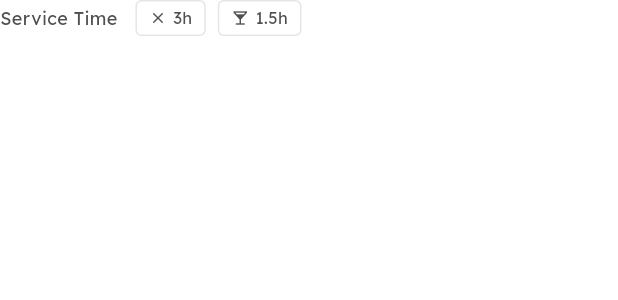
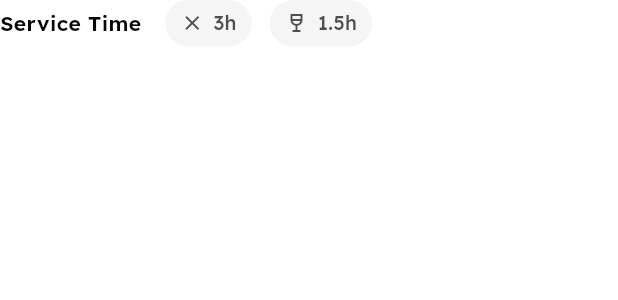
Before and after one commit to devesh-whiterapps/partywitty, a Flutter app: the CardServiceTime widget shown alone on an empty page, opened directly, on a phone screen of 412 x 824 dp. Shown: the top 300 px of the screen. Run offline on Flutter 3.47's test engine with Material 3 defaults, Android fonts, the phone set to English and light mode, and no system bars; our stand-ins replace equatable, flutter_bloc, flutter_dotenv, flutter_svg, google_fonts, image_picker; missing offline and left inert: gradient_txt, razorpay_flutter; network calls fail.

Commit message:
fix: table card button

```diff
--- a/lib/presentation/widgets/sections/card_venue_package_sections.dart
+++ b/lib/presentation/widgets/sections/card_venue_package_sections.dart
@@ -351,36 +351,36 @@ class CardServiceTime extends StatelessWidget {
         Text(
           label,
           style: GoogleFonts.lexend(
-            fontSize: 12,
-            fontWeight: FontWeight.w400,
-            color: const Color(0xff4F4F4F),
+            fontSize: 14,
+            fontWeight: FontWeight.w600,
+            color: const Color(0xff070707),
           ),
         ),
+        const SizedBox(width: 16),
+        _buildTimeChip(Icons.close, closeTime),
         const SizedBox(width: 12),
-        _buildTimeChip(Icons.close, closeTime),
-        const SizedBox(width: 8),
-        _buildTimeChip(Icons.local_bar, barTime),
+        _buildTimeChip(Icons.wine_bar_outlined, barTime),
       ],
     );
   }
 
   Widget _buildTimeChip(IconData icon, String time) {
     return Container(
-      padding: const EdgeInsets.symmetric(horizontal: 8, vertical: 3),
+      padding: const EdgeInsets.symmetric(horizontal: 10, vertical: 6),
       decoration: BoxDecoration(
-        border: Border.all(color: const Color(0xffE5E5E5)),
-        borderRadius: BorderRadius.circular(4),
+        color: const Color(0xFFF5F5F5),
+        borderRadius: BorderRadius.circular(20),
       ),
       child: Row(
         mainAxisSize: MainAxisSize.min,
         children: [
-          Icon(icon, size: 12, color: const Color(0xff4F4F4F)),
-          const SizedBox(width: 4),
+          Icon(icon, size: 16, color: const Color(0xff4F4F4F)),
+          const SizedBox(width: 6),
           Text(
             time,
             style: GoogleFonts.lexend(
-              fontSize: 11,
-              fontWeight: FontWeight.w400,
+              fontSize: 13,
+              fontWeight: FontWeight.w500,
               color: const Color(0xff4F4F4F),
             ),
           ),
```
Also changed, not shown: lib/presentation/widgets/sections/card_buttons_section.dart (+14 -7 lines).
